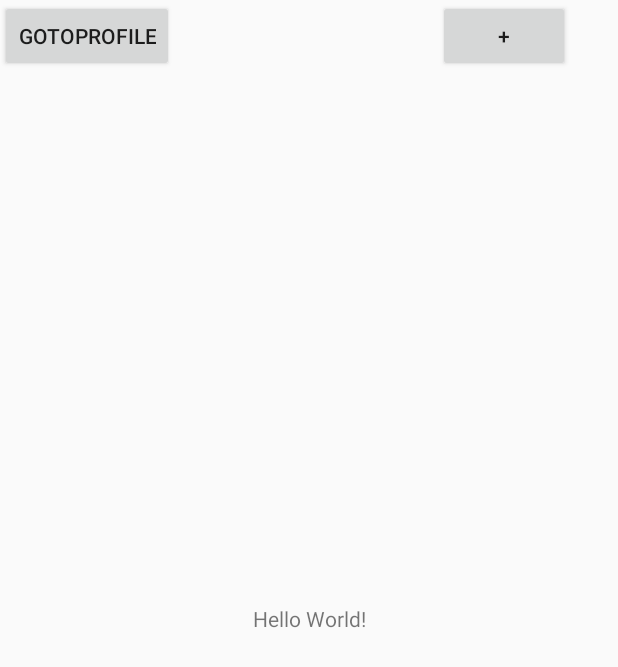
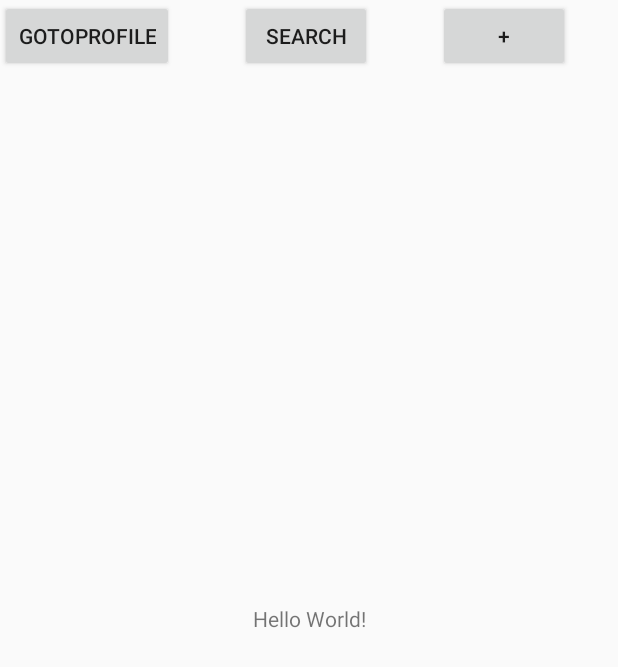
Before and after one commit to ilyayudkovich/InterestUp, an Android app: the screen it shows after launch (Home), on a phone screen of 412 x 824 dp. Shown: the top 667 px of the screen. Run offline under Robolectric (Android 15) with nearby library versions, the phone set to English and light mode, and no system bars.

```diff
--- a/app/src/main/java/com/example/mdenker/interestup/Home.java
+++ b/app/src/main/java/com/example/mdenker/interestup/Home.java
@@ -28,4 +28,9 @@ public class Home extends AppCompatActivity {
         startActivity(i);
     }
 
+    public void OnClickGoToSearchPage(View view) {
+        Intent i = new Intent(this, Search.class);
+        startActivity(i);
+    }
+
 }
--- a/app/src/main/java/com/example/mdenker/interestup/Search.java
+++ b/app/src/main/java/com/example/mdenker/interestup/Search.java
@@ -72,6 +72,10 @@ public class Search extends AppCompatActivity implements SearchView.OnQueryTextL
         return false;
     }
 
+    public void OnBackClick(View view) {
+        this.finish();
+    }
+
     public class EventAdapter extends ArrayAdapter<Event> {
 
 
--- a/app/src/main/res/layout/activity_home.xml
+++ b/app/src/main/res/layout/activity_home.xml
@@ -34,4 +34,15 @@
         app:layout_constraintStart_toStartOf="parent"
         tools:layout_editor_absoluteY="0dp" />
 
+    <Button
+        android:id="@+id/searchButton"
+        android:layout_width="wrap_content"
+        android:layout_height="wrap_content"
+        android:onClick="OnClickGoToSearchPage"
+        android:text="Search"
+        app:layout_constraintEnd_toStartOf="@+id/button2"
+        app:layout_constraintHorizontal_bias="0.5"
+        app:layout_constraintStart_toEndOf="@+id/button"
+        tools:layout_editor_absoluteY="0dp" />
+
 </android.support.constraint.ConstraintLayout>
```
Also changed, not shown: app/src/main/res/layout/activity_search.xml (+21 -5 lines).
